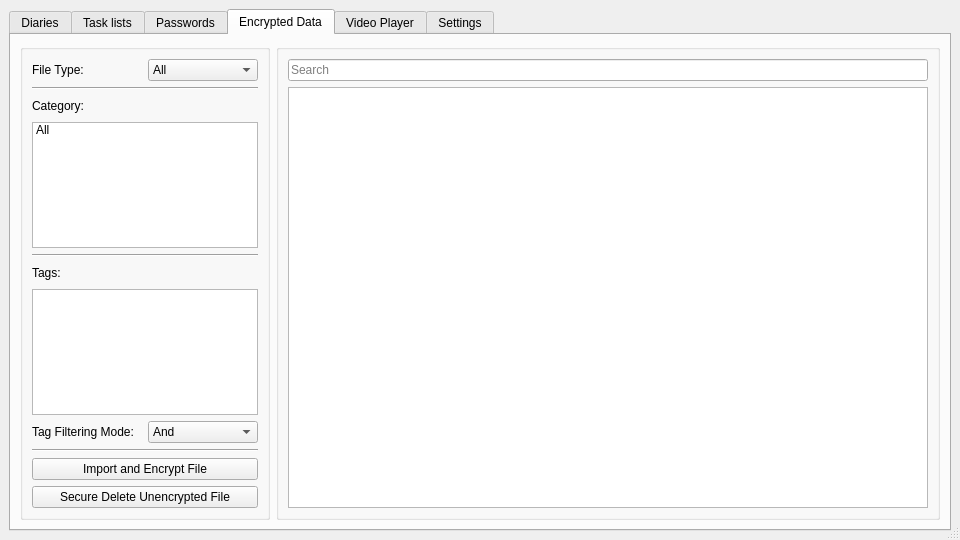
therealMaPMaKeR/MMDiary, file mainwindow.ui: the form before one commit.
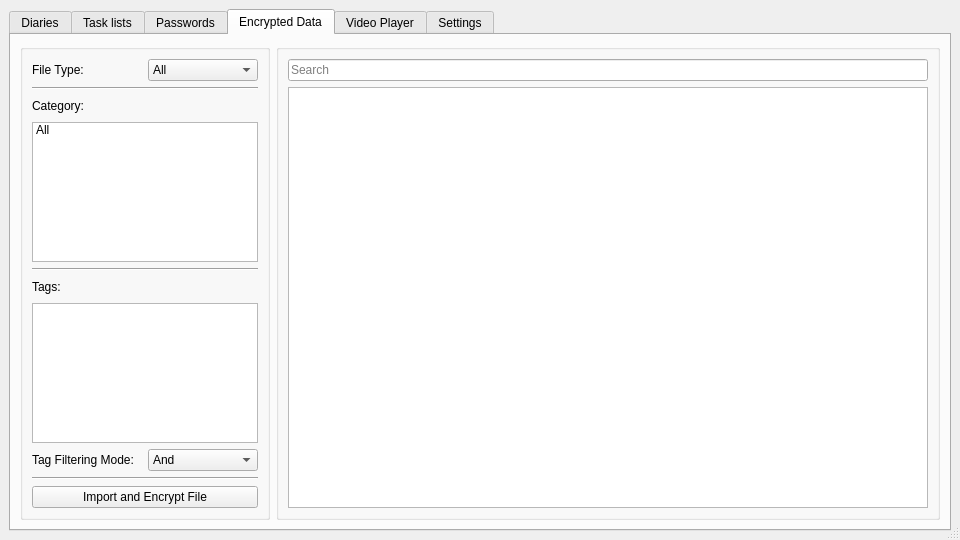
The form after the commit. The open tabs and pages were chosen to show the change. Custom widgets are drawn as their Qt base class.

Commit message:
Removal of secure deletion step 1
actually useless feature,

Diff of the .ui file:
```diff
--- a/mainwindow.ui
+++ b/mainwindow.ui
@@ -800,13 +800,6 @@
                </property>
               </widget>
              </item>
-             <item>
-              <widget class="QPushButton" name="pushButton_DataENC_SecureDel">
-               <property name="text">
-                <string>Secure Delete Unencrypted File</string>
-               </property>
-              </widget>
-             </item>
             </layout>
            </item>
           </layout>
```
Left out of the diff: 2 changed lines with no effect on the pictures. The commit also changes 11 other files.
